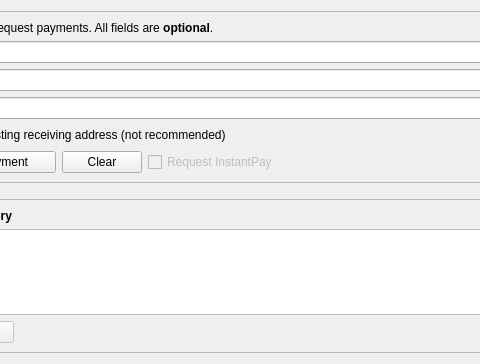
First picture: the form in src/qt/forms/receivecoinsdialog.ui, repository firoorg/firo, before the edit; both pictures show x 173 to 653 and y 0 to 364 of the 776 by 364 pixel window.
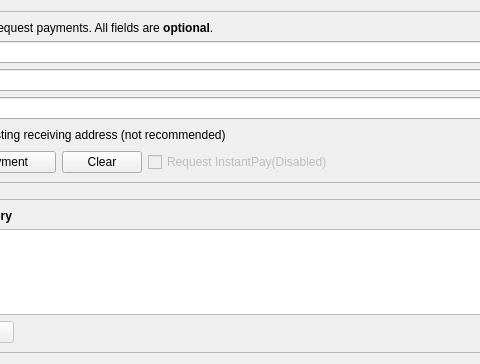
Second picture: the form after the edit. Icons and pictures are not drawn. Custom widgets are drawn as their Qt base class.

Patch:
```diff
--- a/src/qt/forms/receivecoinsdialog.ui
+++ b/src/qt/forms/receivecoinsdialog.ui
@@ -172,7 +172,7 @@
           <item>
            <widget class="QCheckBox" name="checkUseInstantSend">
             <property name="text">
-             <string>Request InstantPay</string>
+             <string>Request InstantPay(Disabled)</string>
             </property>
             <property name="checked">
              <bool>false</bool>
```
